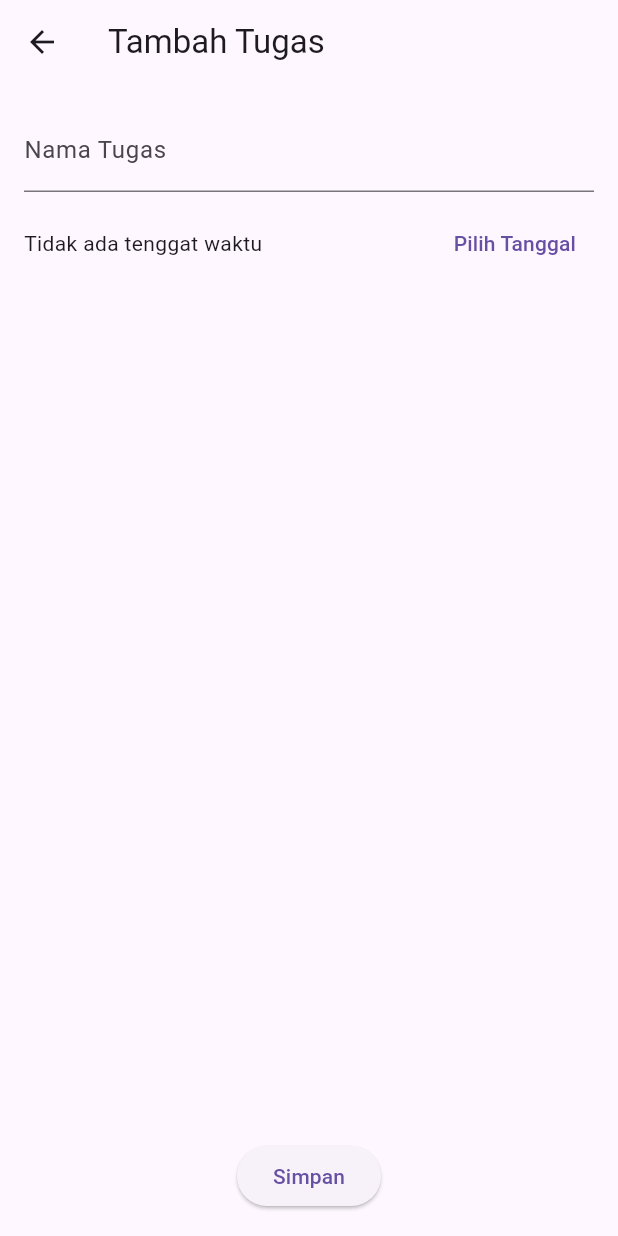
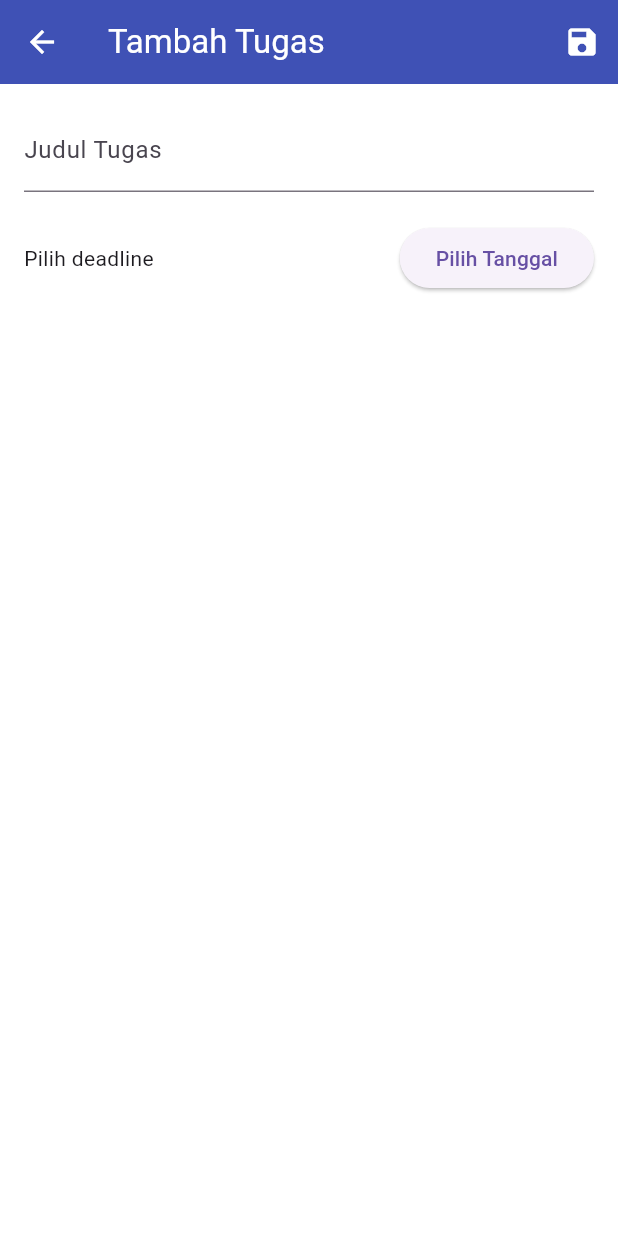
Before and after one commit to faridatulj448/tugas1, a Flutter app: the screen it shows after launch, after a tap on the "add" icon, on a phone screen of 412 x 824 dp. Run offline on Flutter 3.47's test engine with Material 3 defaults, Android fonts, the light colour scheme and no system bars.

Commit message:
menambahkan dark mode

```diff
--- a/lib/add_task_page.dart
+++ b/lib/add_task_page.dart
@@ -2,73 +2,93 @@ import 'package:flutter/material.dart';
 import 'home_page.dart';
 
 class AddTaskPage extends StatefulWidget {
-  const AddTaskPage({super.key});
+  final Todo? todo;
+  const AddTaskPage({Key? key, this.todo}) : super(key: key);
 
   @override
   State<AddTaskPage> createState() => _AddTaskPageState();
 }
 
 class _AddTaskPageState extends State<AddTaskPage> {
-  final TextEditingController _controller = TextEditingController();
-  DateTime? _selectedDate;
+  late TextEditingController _titleController;
+  DateTime? _deadline;
 
-  Future<void> _pickDate() async {
-    final picked = await showDatePicker(
+  @override
+  void initState() {
+    super.initState();
+    _titleController = TextEditingController(text: widget.todo?.title ?? '');
+    _deadline = widget.todo?.deadline;
+  }
+
+  @override
+  void dispose() {
+    _titleController.dispose();
+    super.dispose();
+  }
+
+  Future<void> _pickDeadline() async {
+    final now = DateTime.now();
+    final pickedDate = await showDatePicker(
       context: context,
-      initialDate: DateTime.now(),
-      firstDate: DateTime.now(),
-      lastDate: DateTime(2100),
+      initialDate: _deadline ?? now,
+      firstDate: now,
+      lastDate: DateTime(now.year + 5),
     );
-    if (picked != null) {
+    if (pickedDate != null) {
       setState(() {
-        _selectedDate = picked;
+        _deadline = pickedDate;
       });
     }
   }
 
-  void _saveTask() {
-    if (_controller.text.trim().isEmpty) return;
-
+  void _save() {
+    final title = _titleController.text.trim();
+    if (title.isEmpty) {
+      ScaffoldMessenger.of(context).showSnackBar(
+        const SnackBar(content: Text('Judul tugas tidak boleh kosong')),
+      );
+      return;
+    }
     final newTodo = Todo(
-      title: _controller.text.trim(),
-      deadline: _selectedDate,
+      title: title,
+      isDone: widget.todo?.isDone ?? false,
+      deadline: _deadline,
     );
-
     Navigator.pop(context, newTodo);
   }
 
   @override
   Widget build(BuildContext context) {
     return Scaffold(
-      appBar: AppBar(title: const Text('Tambah Tugas')),
+      appBar: AppBar(
+        title: Text(widget.todo == null ? 'Tambah Tugas' : 'Edit Tugas'),
+        actions: [
+          IconButton(
+            icon: const Icon(Icons.save),
+            onPressed: _save,
+          )
+        ],
+      ),
       body: Padding(
-        padding: const EdgeInsets.all(16),
+        padding: const EdgeInsets.all(16.0),
         child: Column(
           children: [
             TextField(
-              controller: _controller,
-              decoration: const InputDecoration(labelText: 'Nama Tugas'),
+              controller: _titleController,
+              decoration: const InputDecoration(labelText: 'Judul Tugas'),
             ),
-            const SizedBox(height: 10),
+            const SizedBox(height: 20),
             Row(
               children: [
-                Expanded(
-                  child: Text(
-                    _selectedDate == null
-                        ? 'Tidak ada tenggat waktu'
-                        : 'Tenggat: ${_selectedDate!.toString().split(' ')[0]}',
-                  ),
-                ),
-                TextButton(
-                  onPressed: _pickDate,
+                Text(_deadline == null
+                    ? 'Pilih deadline'
+                    : 'Deadline: ${_deadline!.toLocal().toString().split(' ')[0]}'),
+                const Spacer(),
+                ElevatedButton(
+                  onPressed: _pickDeadline,
                   child: const Text('Pilih Tanggal'),
                 ),
               ],
-            ),
-            const Spacer(),
-            ElevatedButton(
-              onPressed: _saveTask,
-              child: const Text('Simpan'),
             ),
           ],
         ),
--- a/lib/home_page.dart
+++ b/lib/home_page.dart
@@ -1,15 +1,19 @@
 import 'package:flutter/material.dart';
+import 'package:provider/provider.dart';
 import 'add_task_page.dart';
+import 'theme_provider.dart';
 
 class Todo {
   String title;
   bool isDone;
   DateTime? deadline;
+
   Todo({required this.title, this.isDone = false, this.deadline});
 }
 
 class TodoListScreen extends StatefulWidget {
   const TodoListScreen({super.key});
+
   @override
   State<TodoListScreen> createState() => _TodoListScreenState();
 }
@@ -17,22 +21,21 @@ class TodoListScreen extends StatefulWidget {
 class _TodoListScreenState extends State<TodoListScreen> {
   final List<Todo> _todos = [];
 
-  void _navigateToAddPage() async {
-    final newTodo = await Navigator.push<Todo>(
-      context,
-      MaterialPageRoute(builder: (_) => const AddTaskPage()),
-    );
-
-    if (newTodo != null) {
+  void _addTodo(Todo newTodo) {
     setState(() {
       _todos.insert(0, newTodo);
     });
-    }
   }
 
   void _toggleDone(int index) {
     setState(() {
       _todos[index].isDone = !_todos[index].isDone;
+    });
+  }
+
+  void _editTodo(int index, Todo updatedTodo) {
+    setState(() {
+      _todos[index] = updatedTodo;
     });
   }
 
@@ -44,13 +47,27 @@ class _TodoListScreenState extends State<TodoListScreen> {
 
   @override
   Widget build(BuildContext context) {
+    final themeProvider = Provider.of<ThemeProvider>(context);
+
     return Scaffold(
-      appBar: AppBar(title: const Text('Daftar Tugas')),
+      appBar: AppBar(
+        title: const Text('Daftar Tugas'),
+        actions: [
+          Switch(
+            value: themeProvider.isDarkMode,
+            onChanged: (value) {
+              themeProvider.toggleTheme(value);
+            },
+          ),
+        ],
+      ),
       body: ListView.builder(
         itemCount: _todos.length,
         itemBuilder: (context, index) {
           final todo = _todos[index];
-          return ListTile(
+          return Card(
+            margin: const EdgeInsets.symmetric(horizontal: 12, vertical: 6),
+            child: ListTile(
               leading: Checkbox(
                 value: todo.isDone,
                 onChanged: (_) => _toggleDone(index),
@@ -62,17 +79,52 @@ class _TodoListScreenState extends State<TodoListScreen> {
                 ),
               ),
               subtitle: todo.deadline != null
-                ? Text('Tenggat: ${todo.deadline!.toLocal().toString().split(' ')[0]}')
+                  ? Text(
+                      'Deadline: ${todo.deadline!.toLocal().toString().split(' ')[0]}',
+                      style: const TextStyle(fontSize: 12),
+                    )
                   : null,
-            trailing: IconButton(
+              trailing: Row(
+                mainAxisSize: MainAxisSize.min,
+                children: [
+                  IconButton(
+                    icon: const Icon(Icons.edit),
+                    onPressed: () async {
+                      final updatedTodo = await Navigator.push<Todo>(
+                        context,
+                        MaterialPageRoute(
+                          builder: (context) => AddTaskPage(
+                            todo: todo,
+                          ),
+                        ),
+                      );
+                      if (updatedTodo != null) {
+                        _editTodo(index, updatedTodo);
+                      }
+                    },
+                  ),
+                  IconButton(
                     icon: const Icon(Icons.delete),
                     onPressed: () => _deleteTodo(index),
+                  ),
+                ],
+              ),
             ),
           );
         },
       ),
       floatingActionButton: FloatingActionButton(
-        onPressed: _navigateToAddPage,
+        onPressed: () async {
+          final newTodo = await Navigator.push<Todo>(
+            context,
+            MaterialPageRoute(
+              builder: (context) => const AddTaskPage(),
+            ),
+          );
+          if (newTodo != null) {
+            _addTodo(newTodo);
+          }
+        },
         child: const Icon(Icons.add),
       ),
     );
--- a/lib/main.dart
+++ b/lib/main.dart
@@ -1,15 +1,31 @@
 import 'package:flutter/material.dart';
+import 'package:provider/provider.dart';
 import 'home_page.dart';
+import 'theme_provider.dart';
+import 'themes.dart';
 
-void main () => runApp(const MyApp());
+void main() {
+  runApp(
+    ChangeNotifierProvider(
+      create: (_) => ThemeProvider(),
+      child: const MyApp(),
+    ),
+  );
+}
 
 class MyApp extends StatelessWidget {
   const MyApp({super.key});
+
   @override
   Widget build(BuildContext context) {
+    final themeProvider = Provider.of<ThemeProvider>(context);
+
     return MaterialApp(
       title: 'Todo List',
-      home: TodoListScreen(),
+      theme: lightTheme,
+      darkTheme: darkTheme,
+      themeMode: themeProvider.themeMode,
+      home: const TodoListScreen(),
       debugShowCheckedModeBanner: false,
     );
   }
--- /dev/null
+++ b/lib/theme_provider.dart
@@ -0,0 +1,14 @@
+import 'package:flutter/material.dart';
+
+class ThemeProvider extends ChangeNotifier {
+  ThemeMode _themeMode = ThemeMode.light;
+
+  ThemeMode get themeMode => _themeMode;
+
+  bool get isDarkMode => _themeMode == ThemeMode.dark;
+
+  void toggleTheme(bool isOn) {
+    _themeMode = isOn ? ThemeMode.dark : ThemeMode.light;
+    notifyListeners();
+  }
+}
--- /dev/null
+++ b/lib/themes.dart
@@ -0,0 +1,24 @@
+import 'package:flutter/material.dart';
+
+final lightTheme = ThemeData(
+  brightness: Brightness.light,
+  primarySwatch: Colors.indigo,
+  scaffoldBackgroundColor: Colors.white,
+  appBarTheme: const AppBarTheme(
+    backgroundColor: Colors.indigo,
+    foregroundColor: Colors.white,
+  ),
+);
+
+final darkTheme = ThemeData(
+  brightness: Brightness.dark,
+  scaffoldBackgroundColor: const Color(0xFF121212),
+  appBarTheme: const AppBarTheme(
+    backgroundColor: Color(0xFF1F1F1F),
+    foregroundColor: Colors.white,
+  ),
+  colorScheme: ColorScheme.dark(
+    primary: Colors.indigo,
+    secondary: Colors.indigoAccent,
+  ),
+);
--- /dev/null
+++ b/lib/todo_model.dart
@@ -0,0 +1,4 @@
+class Todo {
+  String title;
+  Todo({required this.title});
+}
```
Also changed, not shown: pubspec.yaml (+15 -0 lines), assets/fonts/Poppins-ExtraBold.ttf (added), assets/fonts/Poppins-Light.ttf (added), pubspec.lock. Lines whose indentation alone changed are shown as unchanged.
